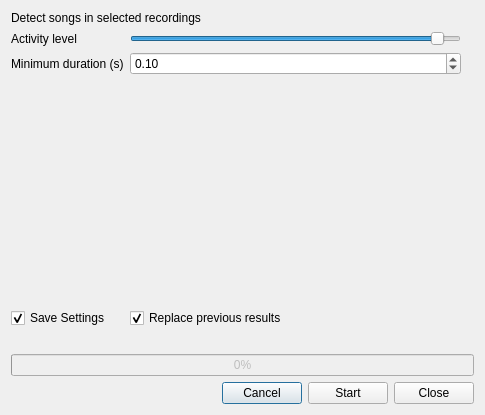
Before: the Qt Designer form src/gui/widgets/audio/ui/detector_dialog.ui in Vin985/ecosongs, drawn with Qt 5.
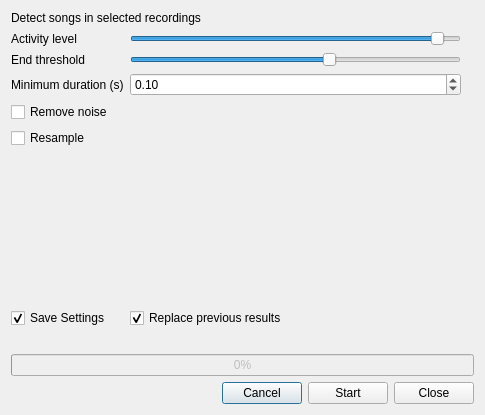
After: the same form once the commit is applied.

The edit to the form file:
```diff
--- a/src/gui/widgets/audio/ui/detector_dialog.ui
+++ b/src/gui/widgets/audio/ui/detector_dialog.ui
@@ -14,7 +14,7 @@
    <string>Dialog</string>
   </property>
   <layout class="QGridLayout" name="gridLayout">
-   <item row="8" column="0" colspan="3">
+   <item row="11" column="0" colspan="3">
     <layout class="QHBoxLayout" name="horizontalLayout">
      <item>
       <spacer name="horizontalSpacer">
@@ -52,7 +52,7 @@
      </item>
     </layout>
    </item>
-   <item row="3" column="0" colspan="3">
+   <item row="6" column="0" colspan="3">
     <spacer name="verticalSpacer">
      <property name="orientation">
       <enum>Qt::Vertical</enum>
@@ -72,14 +72,14 @@
      </property>
     </widget>
    </item>
-   <item row="2" column="0">
+   <item row="3" column="0">
     <widget class="QLabel" name="label_3">
      <property name="text">
       <string>Minimum duration (s)</string>
      </property>
     </widget>
    </item>
-   <item row="7" column="0" colspan="3">
+   <item row="10" column="0" colspan="3">
     <widget class="QProgressBar" name="progress_bar">
      <property name="enabled">
       <bool>false</bool>
@@ -122,7 +122,7 @@
      </property>
     </widget>
    </item>
-   <item row="2" column="1">
+   <item row="3" column="1">
     <widget class="QDoubleSpinBox" name="spin_min_duration">
      <property name="singleStep">
       <double>0.010000000000000</double>
@@ -132,7 +132,7 @@
      </property>
     </widget>
    </item>
-   <item row="4" column="0">
+   <item row="7" column="0">
     <widget class="QCheckBox" name="checkbox_save">
      <property name="text">
       <string>Save Settings</string>
@@ -142,7 +142,7 @@
      </property>
     </widget>
    </item>
-   <item row="4" column="1">
+   <item row="7" column="1">
     <widget class="QCheckBox" name="checkbox_overwrite">
      <property name="text">
       <string>Replace previous results</string>
@@ -152,13 +152,51 @@
      </property>
     </widget>
    </item>
-   <item row="5" column="0" colspan="2">
+   <item row="8" column="0" colspan="2">
     <widget class="QLabel" name="lbl_progress">
      <property name="text">
       <string/>
      </property>
     </widget>
    </item>
+   <item row="2" column="2">
+    <widget class="QLabel" name="lbl_end_threshold">
+     <property name="text">
+      <string/>
+     </property>
+    </widget>
+   </item>
+   <item row="2" column="0">
+    <widget class="QLabel" name="label_4">
+     <property name="text">
+      <string>End threshold</string>
+     </property>
+    </widget>
+   </item>
+   <item row="2" column="1">
+    <widget class="QSlider" name="slider_end_threshold">
+     <property name="value">
+      <number>60</number>
+     </property>
+     <property name="orientation">
+      <enum>Qt::Horizontal</enum>
+     </property>
+    </widget>
+   </item>
+   <item row="4" column="0" colspan="2">
+    <widget class="QCheckBox" name="checkbox_remove_noise">
+     <property name="text">
+      <string>Remove noise</string>
+     </property>
+    </widget>
+   </item>
+   <item row="5" column="0">
+    <widget class="QCheckBox" name="checkbox_resample">
+     <property name="text">
+      <string>Resample</string>
+     </property>
+    </widget>
+   </item>
   </layout>
  </widget>
  <resources/>
```
